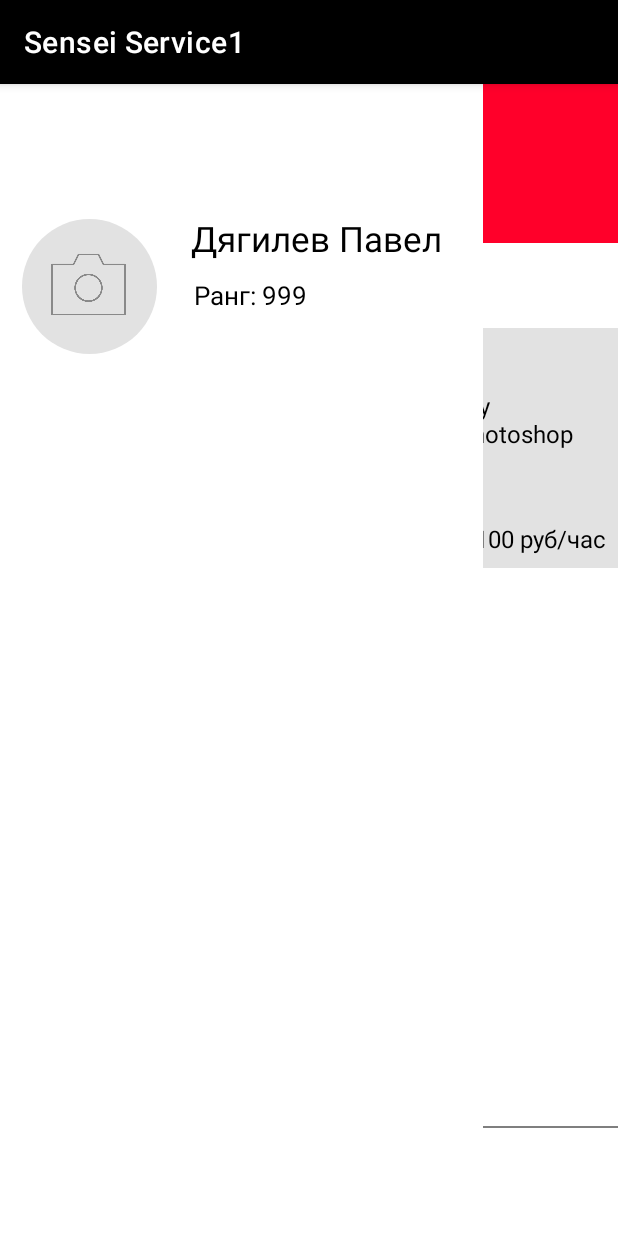
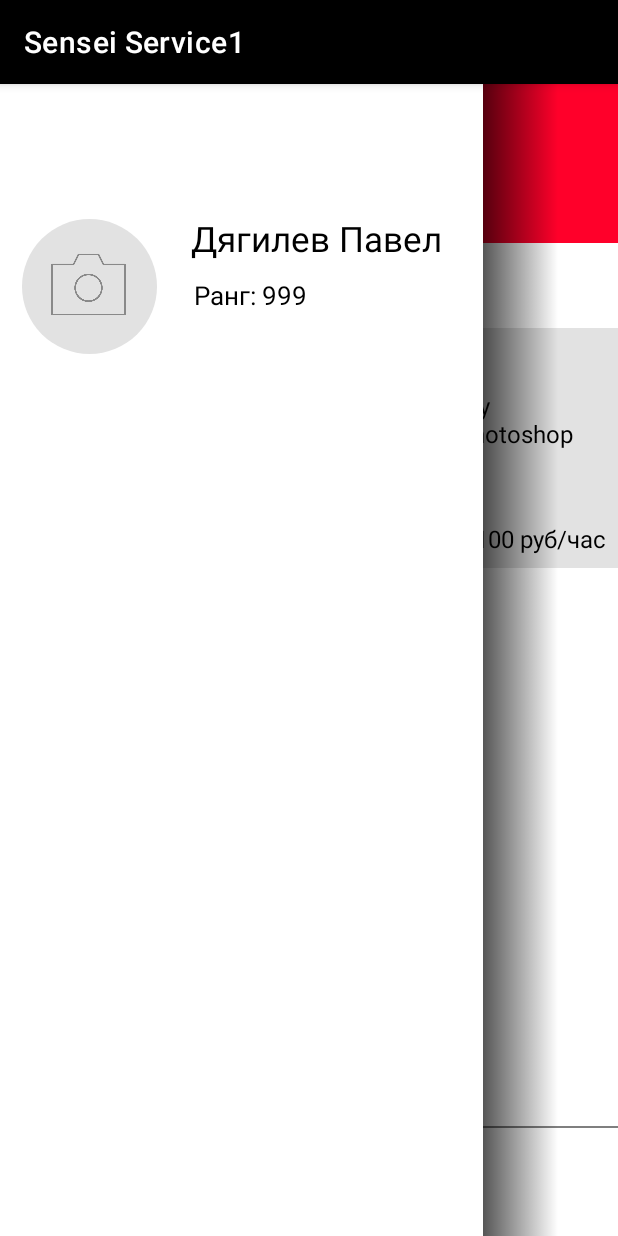
Before and after one commit to paveldyagilev/Sensei-Service1, an Android app: the SidebarAct screen opened directly, with no data from a screen before it, on a phone screen of 412 x 824 dp. Run offline under Robolectric (Android 15) with nearby library versions, the phone set to English and light mode, and no system bars.

Commit message:
third commit

```diff
--- a/app/src/main/res/drawable/shadow_gradient.xml
+++ b/app/src/main/res/drawable/shadow_gradient.xml
@@ -1,4 +1,10 @@
 <?xml version="1.0" encoding="utf-8"?>
 <selector xmlns:android="http://schemas.android.com/apk/res/android">
-
+    <item>
+        <shape>
+            <gradient android:startColor="#B7000000"
+                android:endColor="#00FFFFFF"
+                android:angle="360"/>
+        </shape>
+    </item>
 </selector>
--- a/app/src/main/res/layout/activity_list_order.xml
+++ b/app/src/main/res/layout/activity_list_order.xml
@@ -66,7 +66,7 @@
         android:textSize="15dp" />
 
     <Button
-        android:id="@+id/button"
+        android:id="@+id/sidebar_btn"
         android:layout_width="40dp"
         android:layout_height="40dp"
         android:layout_alignParentEnd="true"
--- a/app/src/main/res/layout/activity_sidebar.xml
+++ b/app/src/main/res/layout/activity_sidebar.xml
@@ -231,7 +231,17 @@
         android:backgroundTint="#00FFFFFF"
         android:outlineAmbientShadowColor="#00FFFFFF"
         android:outlineSpotShadowColor="#00FFFFFF"
-        android:textColor="#000000"/>
+        android:textColor="#2C000000" />
+
+    <ImageView
+        android:id="@+id/sidebarShadow_IV"
+        android:layout_width="match_parent"
+        android:layout_height="match_parent"
+        android:layout_alignParentEnd="true"
+        android:layout_alignParentBottom="true"
+        android:layout_marginStart="318dp"
+        android:layout_marginEnd="40dp"
+        android:background="@drawable/shadow_gradient" />
 
     <ImageView
         android:id="@+id/Sidebar_IV"
```
Also changed, not shown: app/src/main/java/com/example/senseiservice1/ListOrderAct.java (+17 -0 lines).
